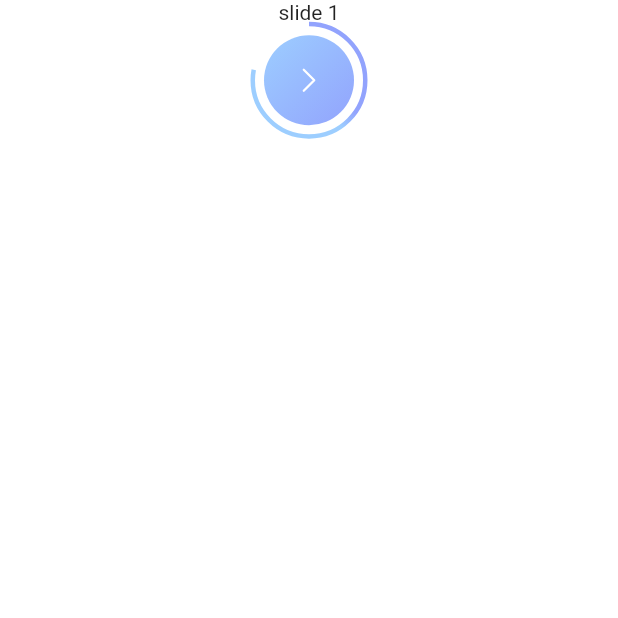
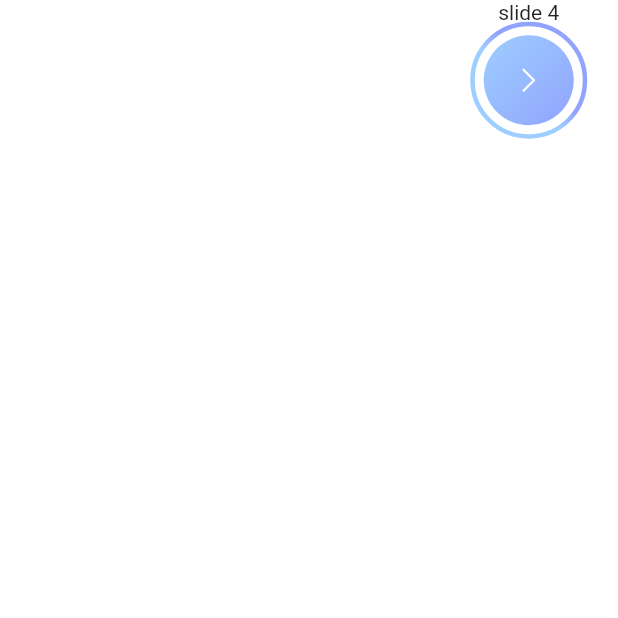
Before and after one commit to 12ajayvishwa/fitness_app_ui, a Flutter app: the screen it shows after launch, on a phone screen of 412 x 824 dp, the top half of it. Run offline on Flutter 3.47's test engine with Material 2 defaults, Android fonts, the phone set to English and light mode, and no system bars; our stand-ins replace flutter_svg.

Commit message:
slide with curve button

```diff
--- a/lib/home.dart
+++ b/lib/home.dart
@@ -32,7 +32,7 @@
   Widget build(BuildContext context) {
     Size size = MediaQuery.of(context).size;
     return Scaffold(
-      backgroundColor: Color(0xFFFFFFFF),
+      backgroundColor: const Color(0xFFFFFFFF),
       bottomNavigationBar: CustomBottomNavBar(
         size: size,
         svgIcon1: pageIndex == 0
@@ -137,7 +137,7 @@
               ),
             ),
             shaderCallback: (Rect bounds) {
-              final Rect rect = Rect.fromLTRB(0, 0, 30, 30);
+              Rect rect = const Rect.fromLTRB(0, 0, 30, 30);
               return const LinearGradient(
                       colors: [kSecondryColor1, kSecondryColor2],
                       begin: Alignment.bottomRight,
--- a/lib/main.dart
+++ b/lib/main.dart
@@ -1,6 +1,4 @@
-import 'package:fitness_ui/home.dart';
 import 'package:flutter/material.dart';
-
 import 'screens/onboarding_screen.dart';
 
 void main() {
--- a/lib/screens/onboarding_screen.dart
+++ b/lib/screens/onboarding_screen.dart
@@ -15,7 +15,7 @@
 
   void nextPage() {
     pageController.nextPage(
-        duration: const Duration(milliseconds: 20), curve: Curves.ease);
+        duration: const Duration(seconds: 2), curve: Curves.ease);
   }
 
   @override
@@ -23,25 +23,31 @@
     return Scaffold(
         backgroundColor: Colors.white,
         body: SafeArea(
-            child: Container(
             child: PageView(
               controller: pageController,
-            physics: NeverScrollableScrollPhysics(),
+              physics: const NeverScrollableScrollPhysics(),
               children: [
                 Slide(
                   text: "slide 1",
                   onNext: nextPage,
+                  curveSize: 25.00,
                 ),
                 Slide(
                   text: "slide 2",
                   onNext: nextPage,
+                  curveSize: 50.00,
                 ),
                 Slide(
                   text: "slide 3",
                   onNext: nextPage,
+                  curveSize: 75.00,
+                ),
+                 Slide(
+                  text: "slide 4",
+                  onNext: nextPage,
+                  curveSize: 100.00,
                 ),
               ],
-          ),
             )));
   }
 }
@@ -49,16 +55,16 @@
 class Slide extends StatelessWidget {
   final String text;
   final VoidCallback onNext;
+  final double curveSize;
   const Slide({
     Key? key,
     required this.text,
-    required this.onNext,
+    required this.onNext, required this.curveSize,
   }) : super(key: key);
 
   @override
   Widget build(BuildContext context) {
-    return Container(
-      child: Center(
+    return Center(
         child: Column(
       children: [
 
@@ -66,16 +72,17 @@
         InkWell(onTap: onNext, child: Container()),
         ProgressButton(
           onNext: onNext,
+          curveSize: curveSize,
         )
       ],
-      )),
-    );
+    ));
   }
 }
 
 class ProgressButton extends StatelessWidget {
+  final double curveSize;
   final VoidCallback onNext;
-  const ProgressButton({Key? key, required this.onNext}) : super(key: key);
+  const ProgressButton({Key? key, required this.onNext, required this.curveSize}) : super(key: key);
 
   @override
   Widget build(BuildContext context) {
@@ -85,9 +92,10 @@
         child: Stack(
           children: [
             AnimatedIndicator(
-            duration:const Duration(seconds: 10),
+              duration: const Duration(seconds: 2),
+              callback: onNext,
             size:75,
-            callback:onNext
+            curveSize: curveSize,
           ),
             Center(
               child: GestureDetector(
--- a/lib/widgets/animated_indicator.dart
+++ b/lib/widgets/animated_indicator.dart
@@ -6,15 +6,17 @@
 class AnimatedIndicator extends StatefulWidget {
   final Duration duration;
   final double size;
+  final double curveSize;
   final VoidCallback callback;
   const AnimatedIndicator(
       {Key? key,
       required this.duration,
       required this.size,
-      required this.callback})
+      required this.callback, required this.curveSize})
       : super(key: key);
 
   @override
+  // ignore: library_private_types_in_public_api
   _AnimatedIndicatorState createState() => _AnimatedIndicatorState();
 }
 
@@ -53,7 +55,7 @@
         builder: (context, child) {
           return CustomPaint(
             size: Size(widget.size, widget.size),
-            painter: ProgressPainter(animation!.value),
+            painter: ProgressPainter(widget.curveSize),
           );
         });
   }
@@ -69,15 +71,15 @@
       ..style = PaintingStyle.stroke
       ..strokeWidth = 3
       ..shader = ui.Gradient.linear(
-        Offset(0, 10),
-        Offset(10, 0),
+        const Offset(0, 10),
+        const Offset(10, 0),
         [kBrandColor1, kBrandColor2],
       );
     var circlePaint = Paint()
       ..style = PaintingStyle.fill
       ..shader = ui.Gradient.linear(
-        Offset(0, 10),
-        Offset(10, 0),
+        const Offset(0, 10),
+        const Offset(10, 0),
         [kBrandColor1, kBrandColor2],
       );
 
@@ -96,5 +98,6 @@
   }
 
   @override
+  // ignore: avoid_renaming_method_parameters
   bool shouldRepaint(CustomPainter old) => true;
 }
```
Lines whose indentation alone changed are shown as unchanged.
